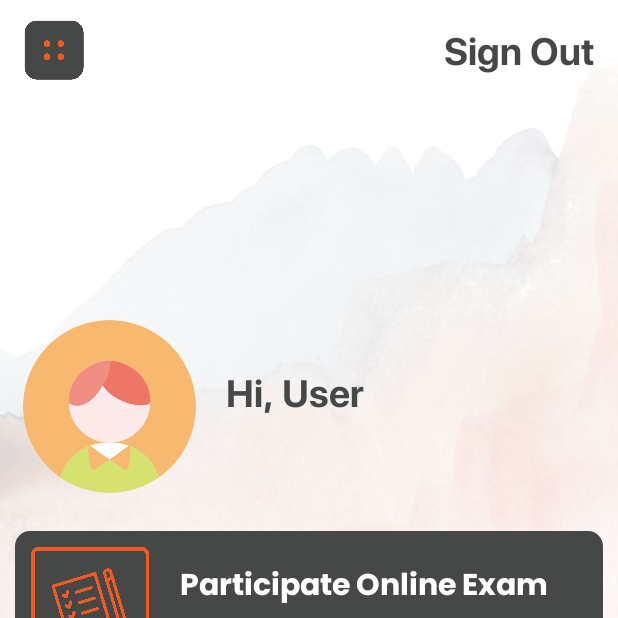
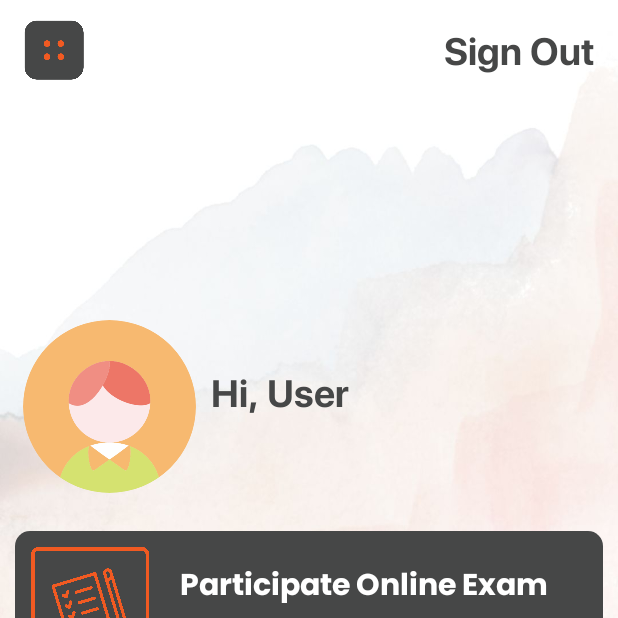
Before and after one commit to SandeepaViduranga/DriverGate, an Android app: the user_questions_page screen opened directly, with no data from a screen before it, after a tap on "OK", on a phone screen of 412 x 824 dp, the top half of it. Run offline under Robolectric (Android 15) with nearby library versions, the phone set to English and light mode, and no system bars; our stand-ins replace CircleImageView, Firebase (no records; nobody signed in at launch, a user with empty details on screens opened directly).

Commit message:
[feature] Student user online exam result display & push to database implementation

```diff
--- a/app/src/main/java/com/example/drivergate/MainActivity.java
+++ b/app/src/main/java/com/example/drivergate/MainActivity.java
@@ -137,8 +137,8 @@ public class MainActivity extends AppCompatActivity {
                 Log.d("ABC",dataSnapshot.toString());
                 Intent intent = new Intent(MainActivity.this, user_dashboard.class);
                 intent.putExtra("DSID",dataSnapshot.child("DSID").getValue(String.class));
+                startActivity(intent);
                 progressBar.setVisibility(View.INVISIBLE);
-                startActivity(intent);
 
             }else{
                 Intent intent = new Intent(MainActivity.this, user_guidance.class);
--- a/app/src/main/java/com/example/drivergate/Student/user_questions_page.java
+++ b/app/src/main/java/com/example/drivergate/Student/user_questions_page.java
@@ -83,7 +83,7 @@ public class user_questions_page extends AppCompatActivity {
             loadQuestions(0, questionNoText);
             }catch (IndexOutOfBoundsException e){
                 alertMessage("No any questions to display. Please contact your driving school for more info.",
-                        "Online Exam", 0, user_dashboard.class);
+                        "Online Exam", 0,0, user_dashboard.class);
             }
         }
         @Override
@@ -129,7 +129,7 @@ public class user_questions_page extends AppCompatActivity {
             selectedAnswer = "ds_answer1";
         }else {
             alertMessage("You have completed all the questions for current week. Now you can view your results.",
-                    "Online Exam", correctAnswerCount, user_results_exam.class);
+                    "Online Exam", correctAnswerCount, questionNoText-1, user_results_exam.class);
         }
     }
 
@@ -145,11 +145,11 @@ public class user_questions_page extends AppCompatActivity {
             correctAnswer = questionDate[0];
         }catch (IndexOutOfBoundsException e){
             alertMessage("Internal Server Error! Please contact yur driving school for more info.",
-                    "Online Exam", 0, user_dashboard.class);
+                    "Online Exam", 0,0, user_dashboard.class);
         }
     }
 
-    public void alertMessage(String message, String title, int answerCount, Class obj){
+    public void alertMessage(String message, String title, int answerCount, int questionCount, Class obj){
         builder = new AlertDialog.Builder(user_questions_page.this);
         //Setting message manually and performing action on button click
         builder.setMessage(message)
@@ -158,6 +158,7 @@ public class user_questions_page extends AppCompatActivity {
                     public void onClick(DialogInterface dialog, int id) {
                         Intent intent = new Intent(user_questions_page.this, obj);
                         intent.putExtra("correctAnswerCount", answerCount);
+                        intent.putExtra("questionCount", questionCount);
                         startActivity(intent);
                     }
                 });
--- a/app/src/main/java/com/example/drivergate/register.java
+++ b/app/src/main/java/com/example/drivergate/register.java
@@ -103,6 +103,7 @@ public class register extends AppCompatActivity {
                                 usersHelper.setEmail(mEmail.getText().toString());
                                 usersHelper.setMobile(mMobile.getText().toString());
                                 usersHelper.setCity(mCity.getText().toString());
+                                usersHelper.setWeekStatus("1,0");
                                 reference.child(userId).setValue(usersHelper);
                                 imageUpload(baos);
 
--- a/app/src/main/res/layout/activity_user_dashboard.xml
+++ b/app/src/main/res/layout/activity_user_dashboard.xml
@@ -61,7 +61,7 @@
 
             <TextView
                 android:id="@+id/username"
-                android:layout_width="wrap_content"
+                android:layout_width="match_parent"
                 android:layout_height="wrap_content"
                 android:fontFamily="@font/sf_pro_bold"
                 android:gravity="center"
@@ -69,8 +69,11 @@
                 android:textColor="@color/grey2"
                 android:layout_gravity="center"
                 android:textSize="25dp"
-                android:layout_marginLeft="20dp"
-                android:layout_marginStart="20dp" />
+                android:textAlignment="textStart"
+                android:layout_marginLeft="10dp"
+                android:layout_marginStart="10dp"
+                android:layout_marginEnd="15dp"
+                tools:ignore="RtlCompat" />
 
         </LinearLayout>
 
```
Also changed, not shown: app/src/main/AndroidManifest.xml (+14 -5 lines), app/src/main/java/com/example/drivergate/Modles/User.java (+25 -1 lines), app/src/main/java/com/example/drivergate/Student/user_results_exam.java (+102 -7 lines).
